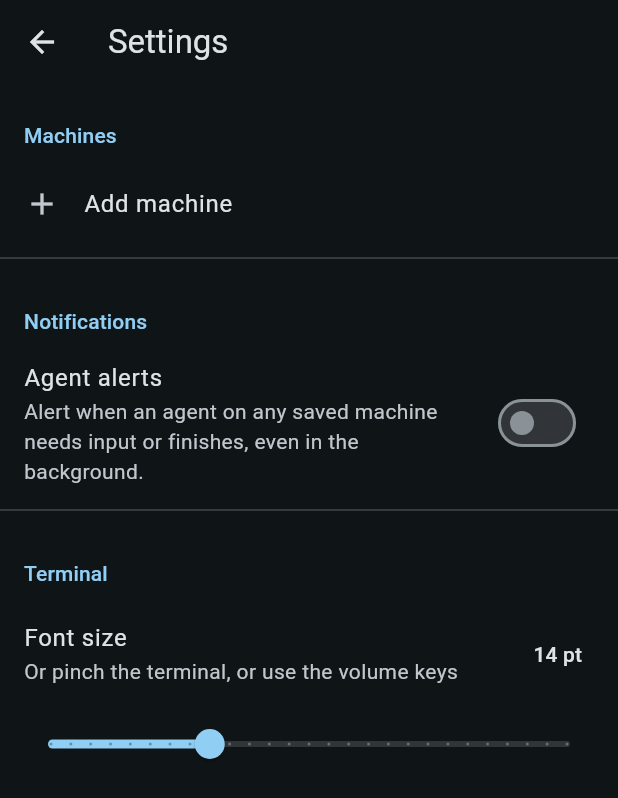
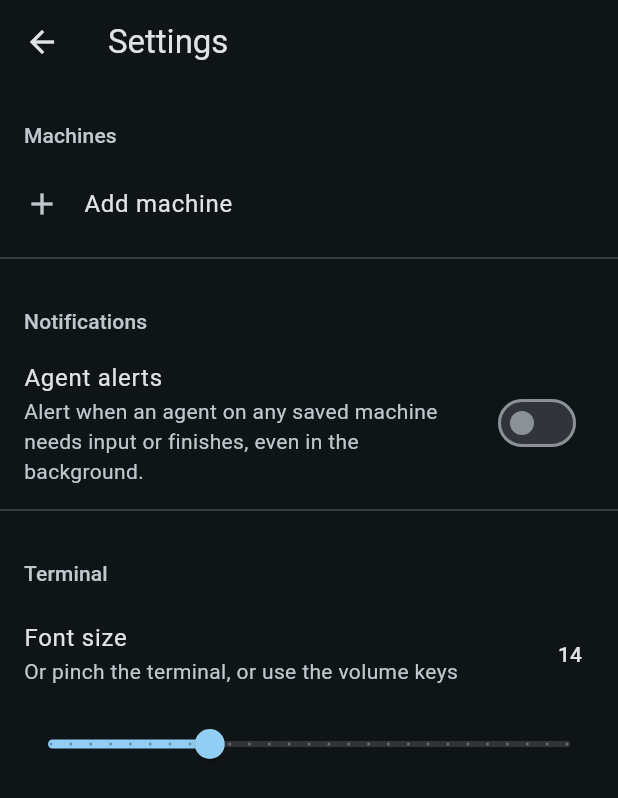
Before and after one commit to XicuM/herdr-mobile, a Flutter app: the SettingsScreen screen opened directly with empty values, on a phone screen of 412 x 824 dp. Shown: the top 798 px of the screen. Run offline on Flutter 3.47's test engine with Material 3 defaults, Android fonts, the phone set to English and light mode, and no system bars; our stand-ins replace shared_preferences; missing offline and left inert: xterm; accounts and stored records are empty; statements that could not run were skipped.

Commit message:
UI polish: scheme colours for machines, 48 dp control keys, wording
- Machine dots use primary/tertiary/outline so they can't be read as agent statuses.
- Control keys are 48 dp tall like the message box they replace.
- Settings section headings in onSurfaceVariant; font size without "pt".
- "No agent" dots share idle's grey; "No machines" wording.

Co-Authored-By: Claude Opus 5.5 (1M context) <noreply@anthropic.com>

```diff
--- a/app/lib/models/agent_status.dart
+++ b/app/lib/models/agent_status.dart
@@ -5,7 +5,7 @@ enum AgentStatus {
   blocked('Blocked', Color(0xFFF38BA8)), // red
   done('Done', Color(0xFFA6E3A1)), // green
   idle('Idle', Color(0xFF6C7086)), // overlay grey
-  unknown('No agent', Color(0xFF64748B)); // muted slate
+  unknown('No agent', Color(0xFF6C7086)); // idle's grey; the dot is hollow instead
 
   const AgentStatus(this.label, this.color);
   final String label;
--- a/app/lib/ui/screens/settings_screen.dart
+++ b/app/lib/ui/screens/settings_screen.dart
@@ -82,7 +82,7 @@ class _SettingsScreenState extends State<SettingsScreen> {
     final scheme = Theme.of(context).colorScheme;
     Widget section(String title) => Padding(
           padding: const EdgeInsets.fromLTRB(16, 24, 16, 8),
-          child: Text(title, style: Theme.of(context).textTheme.titleSmall?.copyWith(color: scheme.primary)),
+          child: Text(title, style: Theme.of(context).textTheme.titleSmall?.copyWith(color: scheme.onSurfaceVariant)),
         );
 
     return Scaffold(
@@ -132,7 +132,7 @@ class _SettingsScreenState extends State<SettingsScreen> {
           ListTile(
             title: const Text('Font size'),
             subtitle: const Text('Or pinch the terminal, or use the volume keys'),
-            trailing: Text('${client.fontSize.round()} pt', style: Theme.of(context).textTheme.labelLarge),
+            trailing: Text('${client.fontSize.round()}', style: Theme.of(context).textTheme.labelLarge),
           ),
           Padding(
             padding: const EdgeInsets.symmetric(horizontal: 8),
--- a/app/lib/ui/widgets/keyboard_accessory_bar.dart
+++ b/app/lib/ui/widgets/keyboard_accessory_bar.dart
@@ -31,12 +31,12 @@ class _KeyboardAccessoryBarState extends State<KeyboardAccessoryBar> {
     super.dispose();
   }
 
-  /// M3 tonal buttons, drawn small to fit nine in a row but each still a 48 dp tap target. CTRL turns
+  /// M3 tonal buttons, narrow to fit nine in a row and 48 dp tall like the message box they replace. CTRL turns
   /// filled while armed; ^C uses the error container. [repeat] keys fire again every 60 ms while held.
   Widget _key(String label, VoidCallback onTap, {bool repeat = false, bool active = false, bool danger = false}) {
     final scheme = Theme.of(context).colorScheme;
     final style = FilledButton.styleFrom(
-      minimumSize: const Size(0, 34),
+      minimumSize: const Size(0, 48),
       padding: EdgeInsets.zero,
       textStyle: Theme.of(context).textTheme.labelMedium,
       backgroundColor: danger ? scheme.errorContainer : null,
--- a/app/lib/ui/widgets/workspace_drawer.dart
+++ b/app/lib/ui/widgets/workspace_drawer.dart
@@ -91,7 +91,7 @@ class WorkspaceDrawer extends StatelessWidget {
                       Padding(
                         padding: const EdgeInsets.symmetric(horizontal: 28),
                         child: Text(client.machines.isEmpty
-                            ? 'No machine yet'
+                            ? 'No machines yet'
                             : client.isDisconnected
                                 ? 'Disconnected'
                                 : 'Connecting…'),
```
Also changed, not shown: app/lib/ui/widgets/machine_drawer.dart (+13 -10 lines).
